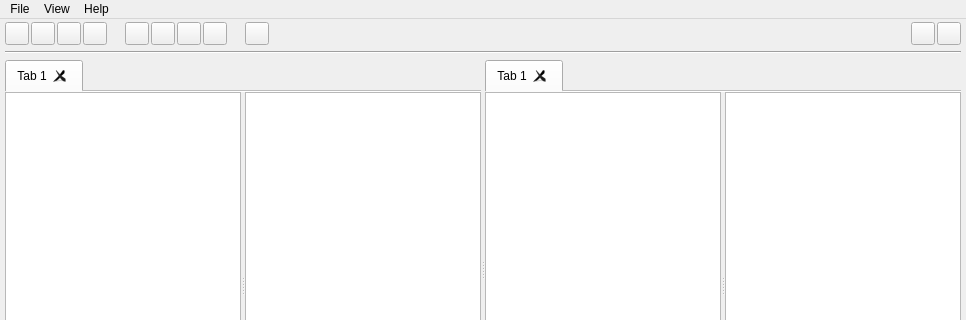
This is mainwindow.ui in yunnsbz/File-Manager as Qt 5 draws it before an edit; both pictures show x 0 to 966 and y 0 to 320 of the 966 by 528 pixel window. The edited form follows.
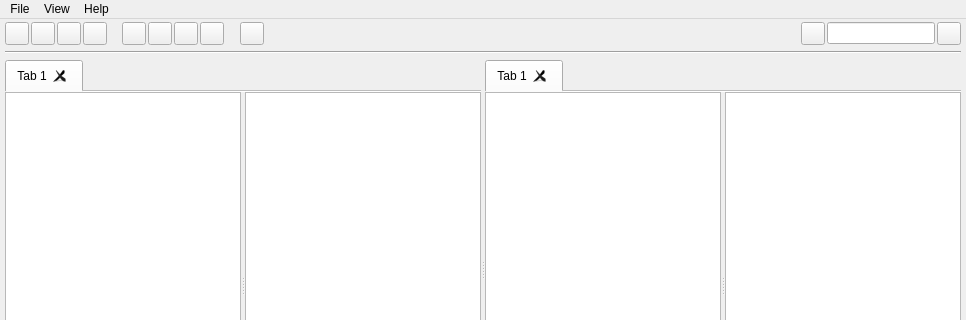
This is the edited form. Icons and pictures are not drawn.

Commit message:
search bar placeholder animation added
will change. added for testing purposes

Patch:
```diff
--- a/mainwindow.ui
+++ b/mainwindow.ui
@@ -55,7 +55,7 @@
      <number>0</number>
     </property>
     <item>
-     <layout class="QHBoxLayout" name="toolBar" stretch="0,0,0,0,1,0,0,0,0,1,0,40,0,0">
+     <layout class="QHBoxLayout" name="toolBar" stretch="0,0,0,0,1,0,0,0,0,1,0,40,0,0,0">
       <property name="spacing">
        <number>2</number>
       </property>
@@ -246,6 +246,9 @@
         </property>
        </widget>
       </item>
+      <item>
+       <widget class="QLineEdit" name="lineEdit_2"/>
+      </item>
       <item>
        <widget class="QToolButton" name="toolSearchButton">
         <property name="toolTip">
```
The commit also changes 2 other files.
